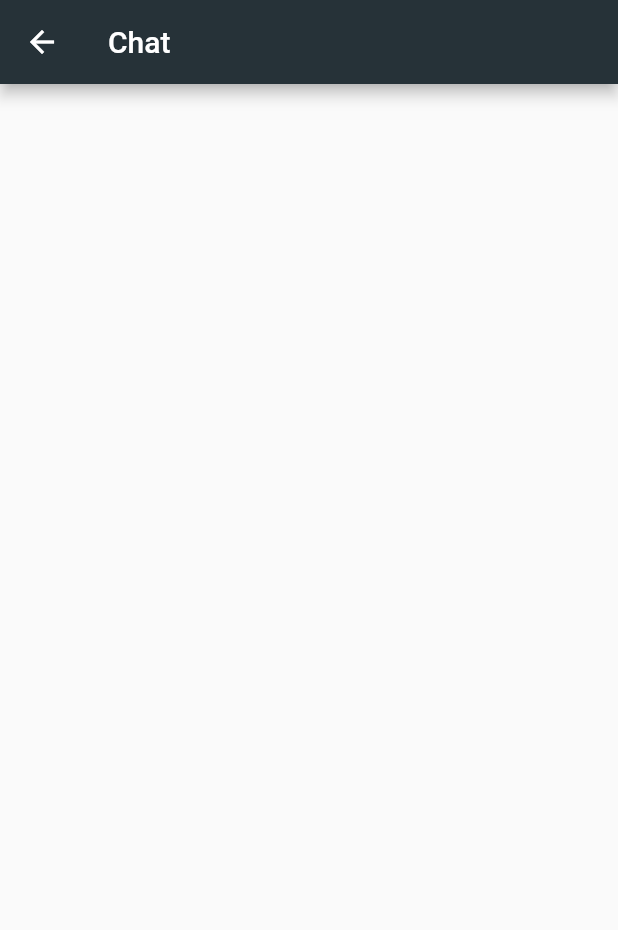
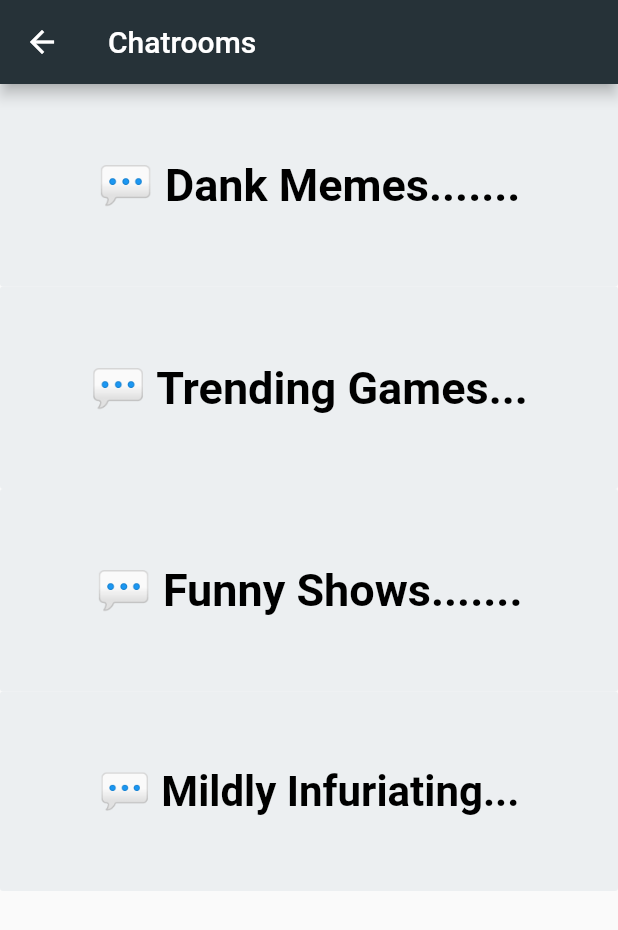
Before and after one commit to radi3402/Laugh-Cafe, a Flutter app: the ChatPage screen opened directly, on a phone screen of 412 x 824 dp. Shown: the top 930 px of the screen. Run offline on Flutter 3.47's test engine with Material 2 defaults, Android fonts, the phone set to English and light mode, and no system bars.

Commit message:
Chatroom added

```diff
--- a/LaughCafe/lib/main.dart
+++ b/LaughCafe/lib/main.dart
@@ -2962,22 +2962,71 @@ class ChatPage extends StatefulWidget {
 }
 
 class _ChatPageState extends State<ChatPage> {
-  List<String>memeImages = [
-    'https://filmdaily.co/wp-content/uploads/2020/07/cleanmeme-lede-1300x1244.jpg',
-    'https://cdn.dumpaday.com/wp-content/uploads/2020/04/when-you-have-a-lack-of-taste.jpg',
-    'https://www.hellomagazine.com/imagenes/healthandbeauty/health-and-fitness/2020040187313/funniest-memes-about-self-isolation/0-419-388/meme-zoom-z.jpg',
-  ];
-  @override
   Widget build(BuildContext context) {
     return Scaffold(
       appBar: AppBar(
-        title: Text('Chat'),
+        title: Text('Chatrooms'),
         // centerTitle: true,
         backgroundColor: Colors.blueGrey[900],
       ),
+      body: Column(
+        children: [
+          Container(
+            width: double.infinity,
+            margin: EdgeInsets.fromLTRB(0, 0, 0, 0),
+            child: FlatButton(
+              // shape: RoundedRectangleBorder(borderRadius: BorderRadius.circular(40)),
+
+              padding: EdgeInsets.all(50),
+              onPressed: (){},
+              color: Colors.blueGrey[50],
+              child: Text( '💬 Dank Memes.......', style: TextStyle(fontSize: 30, fontWeight: FontWeight.bold, color: Colors.black)),
+            ),
+          ),
+          Container(
+            width: double.infinity,
+            margin: EdgeInsets.fromLTRB(0, 0, 0, 0),
+            child: FlatButton(
+              // shape: RoundedRectangleBorder(borderRadius: BorderRadius.circular(40)),
+
+              padding: EdgeInsets.all(50),
+              onPressed: (){},
+              color: Colors.blueGrey[50],
+              child: Text( '💬 Trending Games...', style: TextStyle(fontSize: 30, fontWeight: FontWeight.bold, color: Colors.black)),
+            ),
+          ),
+          Container(
+            width: double.infinity,
+            margin: EdgeInsets.fromLTRB(0, 0, 0, 0),
+            child: FlatButton(
+              // shape: RoundedRectangleBorder(borderRadius: BorderRadius.circular(40)),
+
+              padding: EdgeInsets.all(50),
+              onPressed: (){},
+              color: Colors.blueGrey[50],
+              child: Text( '💬 Funny Shows.......', style: TextStyle(fontSize: 30, fontWeight: FontWeight.bold, color: Colors.black)),
+            ),
+          ),
+          Container(
+            width: double.infinity,
+            margin: EdgeInsets.fromLTRB(0, 0, 0, 0),
+            child: FlatButton(
+              // shape: RoundedRectangleBorder(borderRadius: BorderRadius.circular(40)),
+
+              padding: EdgeInsets.all(50),
+              onPressed: (){},
+              color: Colors.blueGrey[50],
+              child: Text( '💬 Mildly Infuriating...', style: TextStyle(fontSize: 28, fontWeight: FontWeight.bold, color: Colors.black)),
+            ),
+          ),
+
+        ],
+      ),
+
     );
   }
 }
+
 
 
 class PersonalProfilePage extends StatefulWidget {
```
Also changed, not shown: 27 other files.
